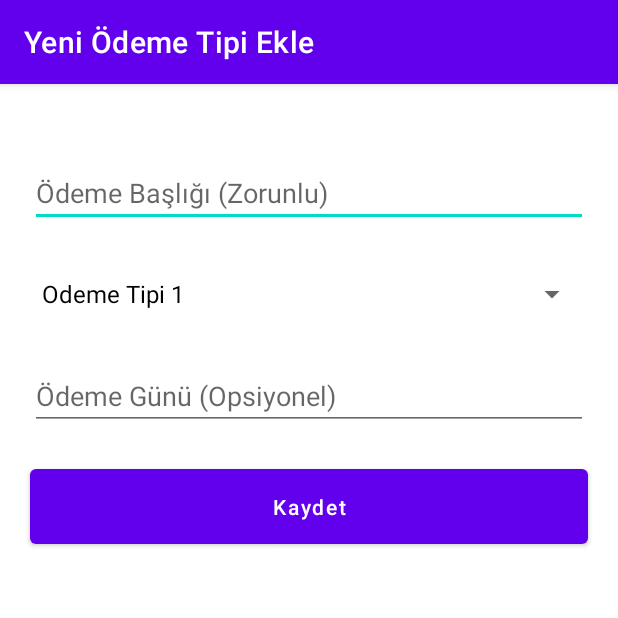
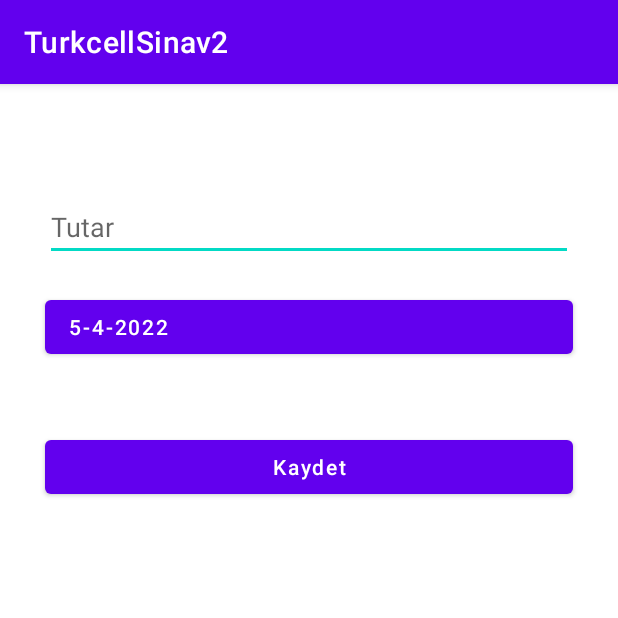
Before and after one commit to aticiadem/TurkcellSinav2, an Android app: the screen it shows after launch (AddNewPaymentTypeActivity before the commit, AddPaymentToTypeActivity after it), after a tap on "Yeni Ödeme Tipi Ekle", on a phone screen of 412 x 824 dp, the top half of it. Run offline under Robolectric (Android 15) with nearby library versions, the phone set to English and light mode, and no system bars.

Commit message:
Complete Add Payment To Type screen UI

```diff
--- a/app/src/main/AndroidManifest.xml
+++ b/app/src/main/AndroidManifest.xml
@@ -25,7 +25,7 @@
             android:name=".presentation.ui.add_payment_type.AddNewPaymentTypeActivity"
             android:exported="false" />
         <activity
-            android:name=".presentation.ui.add_payment.AddPaymentActivity"
+            android:name=".presentation.ui.add_payment.AddPaymentToTypeActivity"
             android:exported="false" />
     </application>
 
--- a/app/src/main/java/com/adematici/turkcellsinav2/presentation/ui/add_payment/AddPaymentActivity.kt
+++ /dev/null
@@ -1,18 +0,0 @@
-package com.adematici.turkcellsinav2.presentation.ui.add_payment
-
-import android.os.Bundle
-import androidx.appcompat.app.AppCompatActivity
-import com.adematici.turkcellsinav2.databinding.ActivityAddPaymentBinding
-
-class AddPaymentActivity : AppCompatActivity() {
-
-    private lateinit var binding: ActivityAddPaymentBinding
-
-    override fun onCreate(savedInstanceState: Bundle?) {
-        super.onCreate(savedInstanceState)
-        binding = ActivityAddPaymentBinding.inflate(layoutInflater)
-        setContentView(binding.root)
-
-
-    }
-}
--- /dev/null
+++ b/app/src/main/java/com/adematici/turkcellsinav2/presentation/ui/add_payment/AddPaymentToTypeActivity.kt
@@ -0,0 +1,65 @@
+package com.adematici.turkcellsinav2.presentation.ui.add_payment
+
+import android.app.DatePickerDialog
+import android.app.DatePickerDialog.OnDateSetListener
+import android.os.Bundle
+import androidx.appcompat.app.AppCompatActivity
+import com.adematici.turkcellsinav2.databinding.ActivityAddPaymentBinding
+import java.util.*
+
+
+class AddPaymentToTypeActivity : AppCompatActivity() {
+
+    private lateinit var binding: ActivityAddPaymentBinding
+    private val calendar: Calendar = Calendar.getInstance()
+
+    override fun onCreate(savedInstanceState: Bundle?) {
+        super.onCreate(savedInstanceState)
+        binding = ActivityAddPaymentBinding.inflate(layoutInflater)
+        setContentView(binding.root)
+
+        initClickListener()
+        getTheDay()
+    }
+
+    private fun getTheDay() {
+        val day = calendar[Calendar.DATE]
+        val month = calendar[Calendar.MONTH] + 1
+        val year = calendar[Calendar.YEAR]
+        val date = "$day-${month}-$year"
+        binding.buttonDate.text = date
+    }
+
+    private fun initClickListener() {
+        binding.buttonSave.setOnClickListener {
+            // todo we will update this function
+        }
+
+        binding.buttonDate.setOnClickListener {
+            showCalender()
+        }
+    }
+
+    private fun showCalender() {
+        val dateListener =
+            OnDateSetListener { _, year, monthOfYear, dayOfMonth ->
+                calendar.set(Calendar.YEAR, year)
+                calendar.set(Calendar.MONTH, monthOfYear)
+                calendar.set(Calendar.DAY_OF_MONTH, dayOfMonth)
+                val date = "$dayOfMonth-${monthOfYear + 1}-$year"
+                binding.buttonDate.text = date
+            }
+
+        val datePickerDialog = DatePickerDialog(
+            this,
+            dateListener,
+            calendar.get(Calendar.YEAR),
+            calendar.get(Calendar.MONTH),
+            calendar.get(Calendar.DAY_OF_MONTH)
+        )
+
+        datePickerDialog.datePicker.maxDate = System.currentTimeMillis()
+        datePickerDialog.show()
+    }
+
+}
--- a/app/src/main/java/com/adematici/turkcellsinav2/presentation/ui/main/MainActivity.kt
+++ b/app/src/main/java/com/adematici/turkcellsinav2/presentation/ui/main/MainActivity.kt
@@ -5,6 +5,7 @@ import android.os.Bundle
 import androidx.appcompat.app.AppCompatActivity
 import com.adematici.turkcellsinav2.R
 import com.adematici.turkcellsinav2.databinding.ActivityMainBinding
+import com.adematici.turkcellsinav2.presentation.ui.add_payment.AddPaymentToTypeActivity
 import com.adematici.turkcellsinav2.presentation.ui.add_payment_type.AddNewPaymentTypeActivity
 import com.adematici.turkcellsinav2.util.Constant.IS_UPDATE_OR_DELETE
 
@@ -24,7 +25,7 @@ class MainActivity : AppCompatActivity() {
 
     private fun initClickListener() {
         binding.buttonAddNewPaymentType.setOnClickListener {
-            val intent = Intent(this, AddNewPaymentTypeActivity::class.java)
+            val intent = Intent(this, AddPaymentToTypeActivity::class.java)
             intent.putExtra(IS_UPDATE_OR_DELETE, false)
             startActivity(intent)
         }
--- a/app/src/main/res/layout/activity_add_payment.xml
+++ b/app/src/main/res/layout/activity_add_payment.xml
@@ -4,6 +4,57 @@
     xmlns:tools="http://schemas.android.com/tools"
     android:layout_width="match_parent"
     android:layout_height="match_parent"
-    tools:context=".presentation.ui.add_payment.AddPaymentActivity">
+    tools:context=".presentation.ui.add_payment.AddPaymentToTypeActivity">
+
+    <TextView
+        android:id="@+id/textViewTypeTitle"
+        android:layout_width="wrap_content"
+        android:layout_height="wrap_content"
+        android:layout_marginTop="20dp"
+        android:textSize="24sp"
+        app:layout_constraintEnd_toEndOf="parent"
+        app:layout_constraintHorizontal_bias="0.5"
+        app:layout_constraintStart_toStartOf="parent"
+        app:layout_constraintTop_toTopOf="parent"
+        tools:text="Elektrik Odemeleri" />
+
+    <EditText
+        android:id="@+id/editTextAmount"
+        android:layout_width="match_parent"
+        android:layout_height="wrap_content"
+        android:layout_marginHorizontal="30dp"
+        android:layout_marginTop="20dp"
+        android:autofillHints="@null"
+        android:ems="10"
+        android:hint="@string/amount"
+        android:inputType="textPersonName"
+        app:layout_constraintEnd_toEndOf="parent"
+        app:layout_constraintStart_toStartOf="parent"
+        app:layout_constraintTop_toBottomOf="@+id/textViewTypeTitle" />
+
+    <Button
+        android:id="@+id/buttonDate"
+        android:layout_width="0dp"
+        android:layout_height="wrap_content"
+        android:layout_marginTop="20dp"
+        android:autofillHints="@null"
+        android:ems="10"
+        android:text="@string/date"
+        android:textAllCaps="false"
+        android:textAlignment="textStart"
+        app:layout_constraintEnd_toEndOf="@+id/editTextAmount"
+        app:layout_constraintStart_toStartOf="@+id/editTextAmount"
+        app:layout_constraintTop_toBottomOf="@+id/editTextAmount" />
+
+    <Button
+        android:id="@+id/buttonSave"
+        android:layout_width="0dp"
+        android:layout_height="wrap_content"
+        android:textAllCaps="false"
+        android:layout_marginTop="45dp"
+        android:text="@string/save"
+        app:layout_constraintEnd_toEndOf="@+id/buttonDate"
+        app:layout_constraintStart_toStartOf="@+id/buttonDate"
+        app:layout_constraintTop_toBottomOf="@+id/buttonDate" />
 
 </androidx.constraintlayout.widget.ConstraintLayout>
--- a/app/src/main/res/values/strings.xml
+++ b/app/src/main/res/values/strings.xml
@@ -9,4 +9,6 @@
     <string name="update">Güncelle</string>
     <string name="delete">Sil</string>
     <string name="title_cannot_be_empty">Başlık Girmek Zorunludur</string>
+    <string name="amount">Tutar</string>
+    <string name="date">Tarih</string>
 </resources>
```
